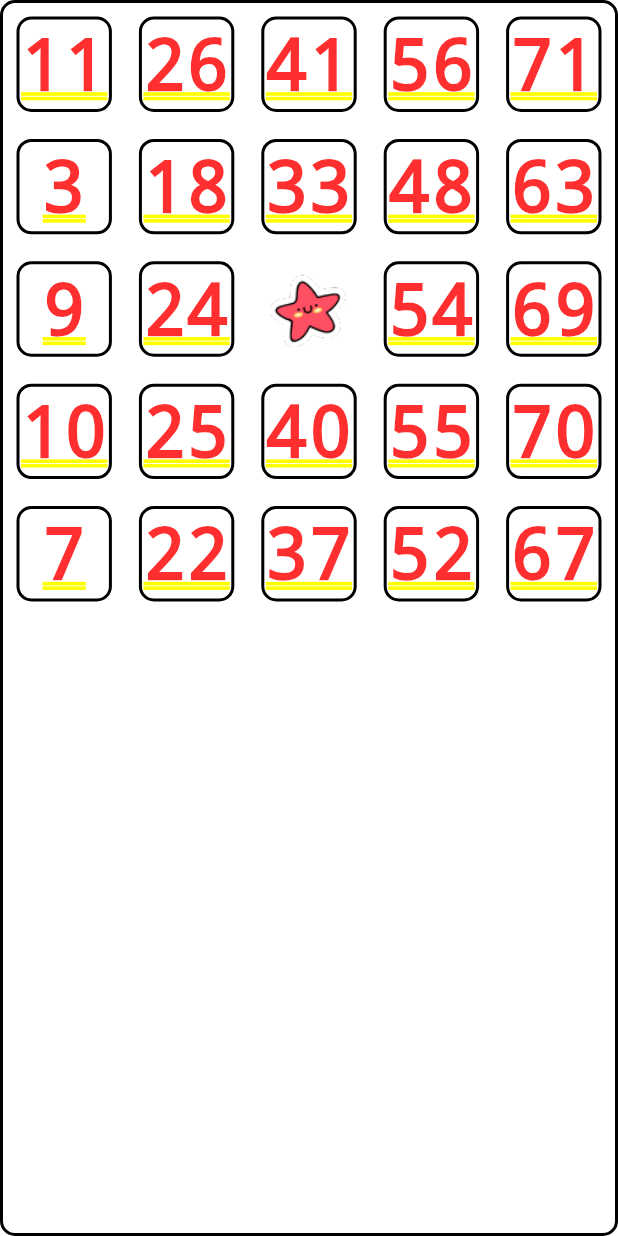
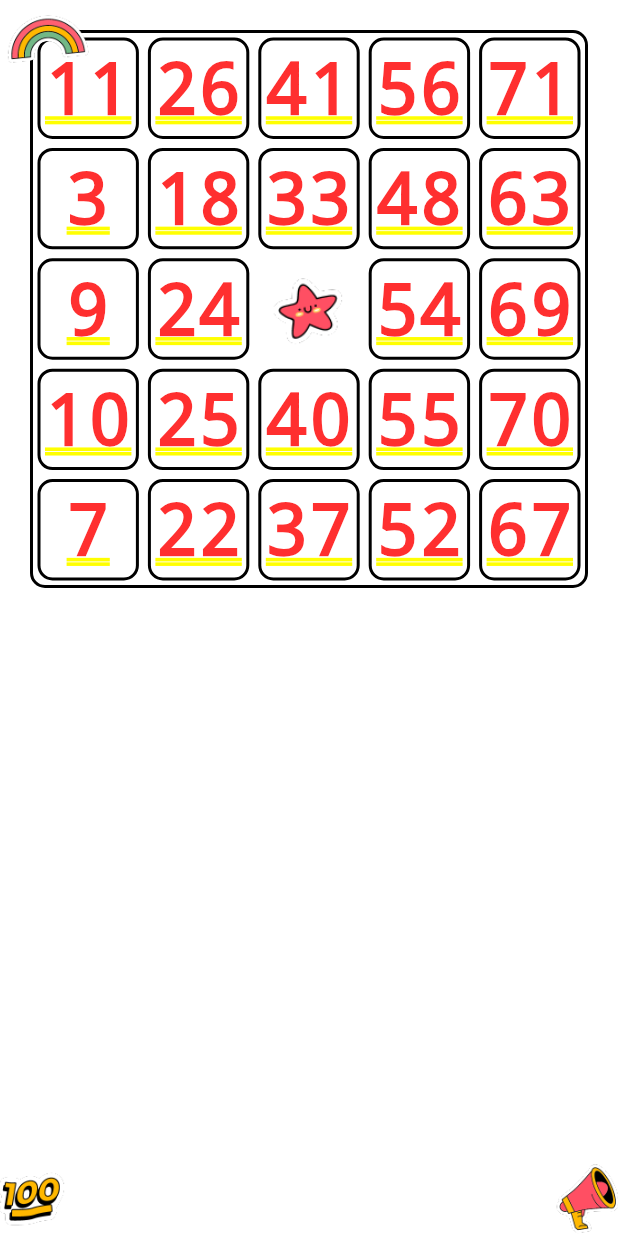
Before and after one commit to pjtoral/bingo_yellow, a Flutter app: the TableView screen opened by its route, on a phone screen of 412 x 824 dp. Run offline on Flutter 3.47's test engine with Material 3 defaults, Android fonts, the phone set to English and light mode, and no system bars; our stand-ins replace google_fonts, stacked, stacked_services, stacked_shared.

Commit message:
table fixed add with design

```diff
--- a/lib/app/app.dialogs.dart
+++ b/lib/app/app.dialogs.dart
@@ -10,7 +10,7 @@ import 'app.locator.dart';
 import '../ui/dialogs/info_alert/info_alert_dialog.dart';
 
 enum DialogType {
-  infoAlert, custom,
+  infoAlert,
 }
 
 void setupDialogUi() {
--- a/lib/themes/theme.dart
+++ b/lib/themes/theme.dart
@@ -1,10 +1,8 @@
 import 'package:flutter/material.dart';
 import 'package:google_fonts/google_fonts.dart';
-
 ThemeData bingoTheme = ThemeData(
   textTheme: title,
 );
-
 Color getColorForLetter(int index) {
   switch (index) {
     case 0:
@@ -21,7 +19,7 @@ Color getColorForLetter(int index) {
       return Colors.black;
   }
 }
-
+//Text Theme
 TextTheme title = TextTheme(
   displayLarge: TextStyle(
     fontSize: 50,
--- a/lib/ui/views/table/table_view.dart
+++ b/lib/ui/views/table/table_view.dart
@@ -1,26 +1,31 @@
 import 'package:flutter/material.dart';
+import 'package:flutter/widgets.dart';
 import 'package:stacked/stacked.dart';
-
 import 'table_viewmodel.dart';
-
 class TableView extends StackedView<TableViewModel> {
   const TableView({Key? key}) : super(key: key);
-
   @override
   Widget builder(
     BuildContext context,
     TableViewModel viewModel,
     Widget? child,
   ) {
-    return Container(
+    return Stack(
+      children: [
+        Padding(
+            padding: const EdgeInsets.all(20),
+            child: Stack(children: [
+              Container(
                   decoration: BoxDecoration(
                     border: Border.all(color: Colors.black, width: 2),
                     borderRadius: BorderRadius.circular(10.0),
+                    color: Colors.white,
                   ),
                   child: GridView.builder(
                     shrinkWrap: true,
                     itemCount: 25,
-          gridDelegate: const SliverGridDelegateWithFixedCrossAxisCount(
+                    gridDelegate:
+                        const SliverGridDelegateWithFixedCrossAxisCount(
                       crossAxisCount: 5,
                     ),
                     itemBuilder: (context, index) {
@@ -37,7 +42,7 @@ class TableView extends StackedView<TableViewModel> {
                       }
                       return SizedBox(
                           child: Padding(
-              padding: const EdgeInsets.all(9),
+                        padding: const EdgeInsets.all(3),
                         child: Container(
                           decoration: BoxDecoration(
                               border: Border.all(color: Colors.black, width: 2),
@@ -48,9 +53,38 @@ class TableView extends StackedView<TableViewModel> {
                         ),
                       ));
                     },
-        ));
+                  )),
+            ])),
+        Positioned(
+          bottom: -5, // Positioned on the left
+          right: -10, // Positioned on the top
+          child: Image.asset(
+            'assets/6.png', // Path to your image in the assets folder
+            width: 60, // Set width of the image
+            height: 60, // Set height of the image
+          ),
+        ),
+        Positioned(
+          top: -5, // Positioned on the left
+          left: 1, // Positioned on the top
+          child: Image.asset(
+            'assets/3.png', // Path to your image in the assets folder
+            width: 60, // Set width of the image
+            height: 60, // Set height of the image
+          ),
+        ),
+        Positioned(
+          bottom: -5, // Positioned on the left
+          left: -10, // Positioned on the top
+          child: Image.asset(
+            'assets/5.png', // Path to your image in the assets folder
+            width: 60, // Set width of the image
+            height: 60, // Set height of the image
+          ),
+        ),
+      ],
+    );
   }
-
   @override
   TableViewModel viewModelBuilder(
     BuildContext context,
```
Also changed, not shown: lib/ui/views/bingo/bingo_view.dart (+12 -24 lines). Lines whose indentation alone changed are shown as unchanged.
